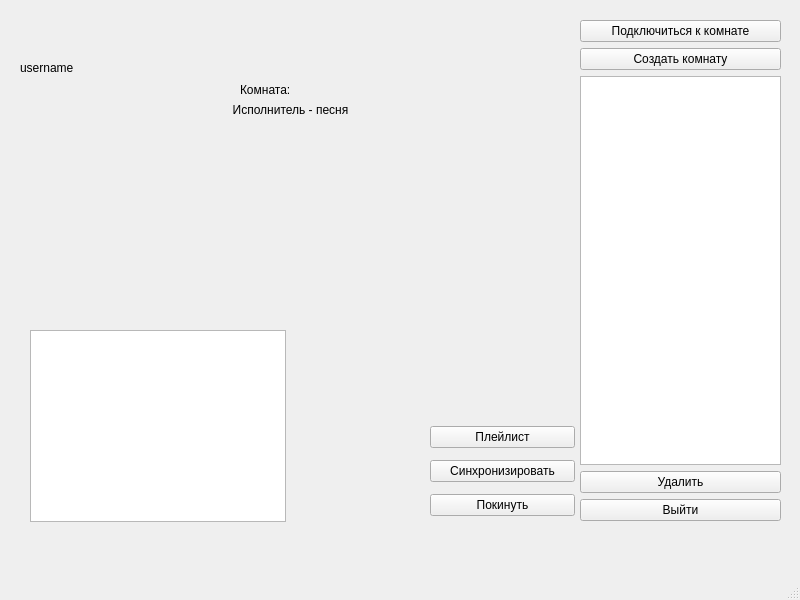
The window that ui/mainwindow.ui (vernolll/MusicTogether-App) describes before a commit, drawn with Qt 5.
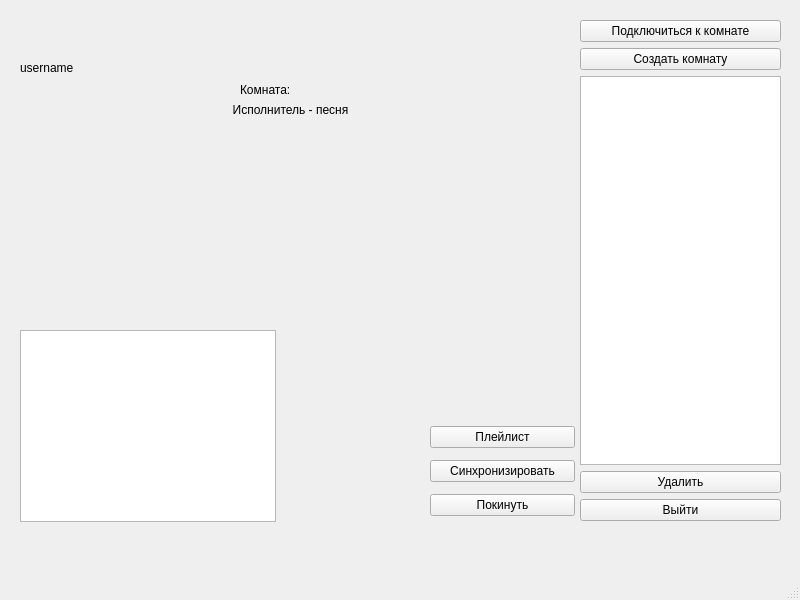
The same window after the commit. The open tabs and pages were chosen to show the change.

Commit message: added: global path to server, avatars of users

```diff
--- a/ui/mainwindow.ui
+++ b/ui/mainwindow.ui
@@ -253,16 +253,6 @@
        <string>&lt;html&gt;&lt;head/&gt;&lt;body&gt;&lt;p align=&quot;center&quot;&gt;Исполнитель - песня&lt;/p&gt;&lt;/body&gt;&lt;/html&gt;</string>
       </property>
      </widget>
-     <widget class="QTableView" name="tableView_users_online">
-      <property name="geometry">
-       <rect>
-        <x>30</x>
-        <y>330</y>
-        <width>256</width>
-        <height>192</height>
-       </rect>
-      </property>
-     </widget>
      <widget class="QWidget" name="layoutWidget">
       <property name="geometry">
        <rect>
@@ -322,6 +312,16 @@
        </item>
       </layout>
      </widget>
+     <widget class="QTableWidget" name="tableWidget_users">
+      <property name="geometry">
+       <rect>
+        <x>20</x>
+        <y>330</y>
+        <width>256</width>
+        <height>192</height>
+       </rect>
+      </property>
+     </widget>
     </widget>
     <widget class="QWidget" name="page_playlist">
      <widget class="QWidget" name="layoutWidget_2">
```
Left out of the diff: 2 changed lines with no effect on the pictures. The commit also changes 7 other files.
